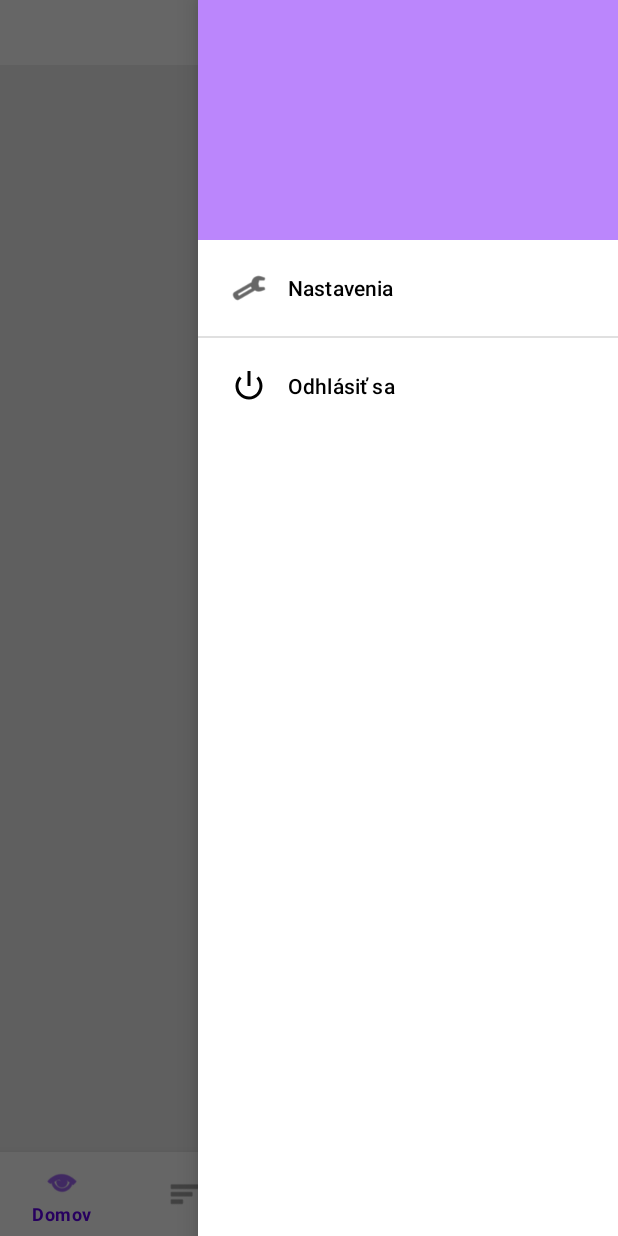
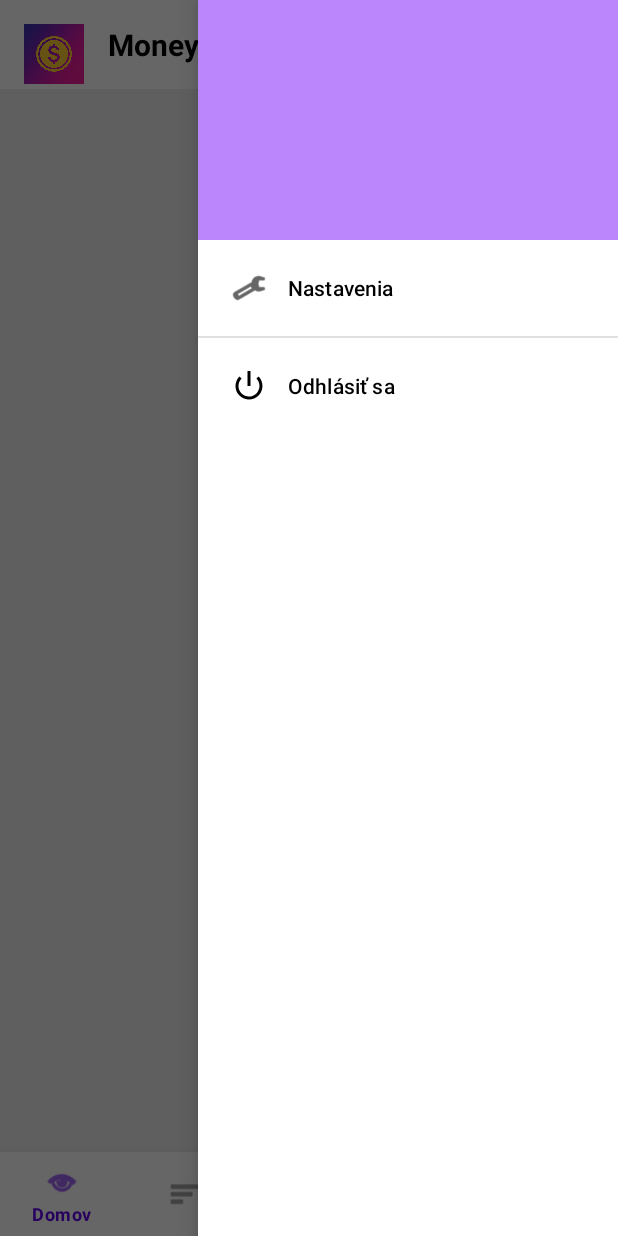
Before and after one commit to Exclypsy/moneytrack, an Android app: the screen it shows after launch once a user with an empty profile is signed in (Home), with the side drawer open, on a phone screen of 412 x 824 dp. Run offline under Robolectric (Android 15) with nearby library versions, the phone set to English and light mode, and no system bars; our stand-ins replace Firebase (no records; nobody signed in at launch, a user with empty details on screens opened directly).

Commit message:
Uprava top baru v domove. + Nazov aplikacie + Logo + Padding - Treba dorobit nech logo je kruhove circle_mask.xml

```diff
--- /dev/null
+++ b/app/src/main/res/drawable/circle_mask.xml
@@ -0,0 +1,4 @@
+<shape xmlns:android="http://schemas.android.com/apk/res/android"
+    android:shape="oval">
+    <solid android:color="@android:color/white" />
+</shape>
--- a/app/src/main/res/layout/activity_home.xml
+++ b/app/src/main/res/layout/activity_home.xml
@@ -14,6 +14,32 @@
         tools:context=".Home">
 
         <!-- Top Bar -->
+        <ImageView
+            android:id="@+id/logoImageView"
+            android:layout_width="40dp"
+            android:layout_height="40dp"
+            android:layout_marginStart="16dp"
+            android:layout_marginTop="16dp"
+            android:background="@drawable/circle_mask"
+            android:scaleType="centerCrop"
+            android:src="@drawable/logo_moneytrack"
+            android:contentDescription="Logo"
+            app:layout_constraintTop_toTopOf="parent"
+            app:layout_constraintStart_toStartOf="parent" />
+
+        <TextView
+            android:id="@+id/appTitleTextView"
+            android:layout_width="wrap_content"
+            android:layout_height="wrap_content"
+            android:text="MoneyTrack"
+            android:textStyle="bold"
+            android:textSize="20sp"
+            android:layout_marginStart="16dp"
+            android:layout_marginTop="16dp"
+            android:textColor="@android:color/black"
+            app:layout_constraintTop_toTopOf="parent"
+            app:layout_constraintStart_toEndOf="@id/logoImageView" />
+
         <TextView
             android:id="@+id/emailTextView"
             android:layout_width="wrap_content"
@@ -22,11 +48,13 @@
             android:textStyle="bold"
             android:textSize="20sp"
             android:layout_margin="16dp"
+            android:layout_marginBottom="16dp"
             android:textColor="@android:color/black"
             android:clickable="true"
             android:focusable="true"
             app:layout_constraintTop_toTopOf="parent"
-            app:layout_constraintEnd_toEndOf="parent" />
+            app:layout_constraintEnd_toEndOf="parent"
+            app:layout_constraintBottom_toTopOf="@id/homeContent" />
 
         <!-- Main Content -->
         <FrameLayout
```
Also changed, not shown: app/src/main/res/drawable/logo_moneytrack.png (added).
